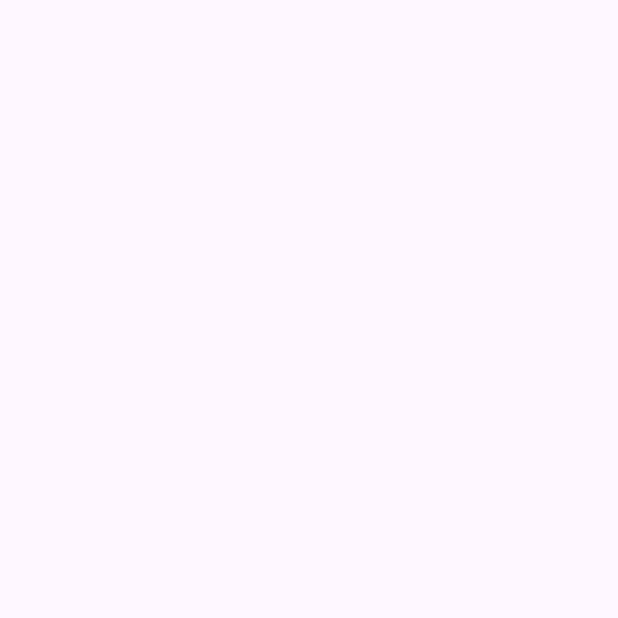
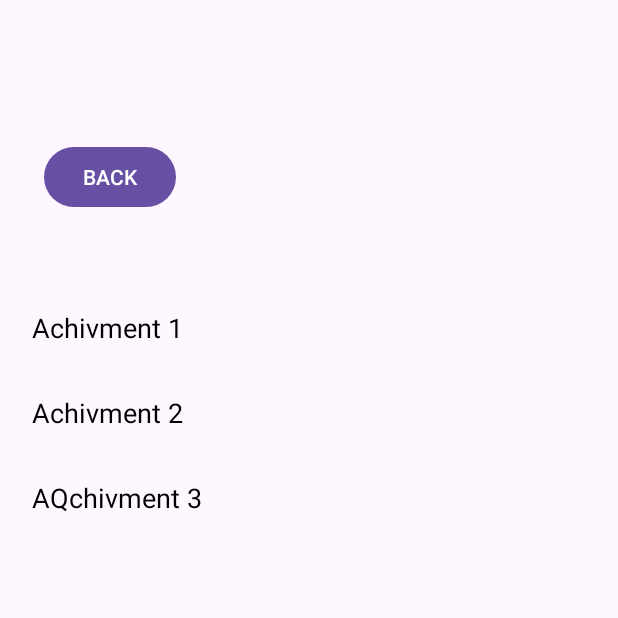
Before and after one commit to silvermk1/DAM_G1_Aplication, an Android app: the AchivListActivity screen opened directly, with no data from a screen before it, on a phone screen of 412 x 824 dp, the top half of it. Before the commit the part shown is empty. Run offline under Robolectric (Android 15) with nearby library versions, the phone set to English and light mode, and no system bars.

Commit message:
TEnie acabada la lista de logros y lo estaba comunicando con el resto de las activity pero el pc se ha colgado y he perdido aprte del trabajo. Estoy enfadado.

```diff
--- /dev/null
+++ b/app/src/main/java/com/example/dam_g1_aplication/Mainclasses/AchievementAdapter.kt
@@ -0,0 +1,32 @@
+package com.example.dam_g1_aplication.Mainclasses
+
+import android.view.LayoutInflater
+import android.view.View
+import android.view.ViewGroup
+import android.widget.TextView
+import androidx.recyclerview.widget.RecyclerView
+import com.example.dam_g1_aplication.R
+
+class AchievementAdapter(private val achievements: List<String>) :
+    RecyclerView.Adapter<AchievementAdapter.AchievementViewHolder>() {
+
+    override fun onCreateViewHolder(parent: ViewGroup, viewType: Int): AchievementViewHolder {
+        val view = LayoutInflater.from(parent.context)
+            .inflate(R.layout.item_achiv, parent, false)
+        return AchievementViewHolder(view)
+    }
+
+    override fun onBindViewHolder(holder: AchievementViewHolder, position: Int) {
+        holder.bind(achievements[position])
+    }
+
+    override fun getItemCount() = achievements.size
+
+    class AchievementViewHolder(itemView: View) : RecyclerView.ViewHolder(itemView) {
+        private val achievementTextView: TextView = itemView.findViewById(R.id.achievementTextView)
+
+        fun bind(achievement: String) {
+            achievementTextView.text = achievement
+        }
+    }
+}
--- a/app/src/main/java/com/example/dam_g1_aplication/Mainclasses/AchivListActivity.kt
+++ b/app/src/main/java/com/example/dam_g1_aplication/Mainclasses/AchivListActivity.kt
@@ -1,10 +1,13 @@
 package com.example.dam_g1_aplication.Mainclasses
 
 import android.os.Bundle
+import android.widget.Button
 import androidx.activity.enableEdgeToEdge
 import androidx.appcompat.app.AppCompatActivity
 import androidx.core.view.ViewCompat
 import androidx.core.view.WindowInsetsCompat
+import androidx.recyclerview.widget.LinearLayoutManager
+import androidx.recyclerview.widget.RecyclerView
 import com.example.dam_g1_aplication.R
 
 class AchivListActivity : AppCompatActivity() {
@@ -12,10 +15,15 @@ class AchivListActivity : AppCompatActivity() {
         super.onCreate(savedInstanceState)
         enableEdgeToEdge()
         setContentView(R.layout.activity_achiv_list)
-        ViewCompat.setOnApplyWindowInsetsListener(findViewById(R.id.main)) { v, insets ->
-            val systemBars = insets.getInsets(WindowInsetsCompat.Type.systemBars())
-            v.setPadding(systemBars.left, systemBars.top, systemBars.right, systemBars.bottom)
-            insets
+        val achivments = listOf("Achivment 1","Achivment 2","AQchivment 3")
+        val rvAchiv = findViewById<RecyclerView>(R.id.rvAchivList)
+        rvAchiv.layoutManager = LinearLayoutManager(this);
+
+        val adapter = AchievementAdapter(achivments)
+        rvAchiv.adapter = adapter
+
+        findViewById<Button>(R.id.bBack).setOnClickListener {
+            finish()
         }
     }
 }
--- a/app/src/main/java/com/example/dam_g1_aplication/Mainclasses/CategoryActivity.kt
+++ b/app/src/main/java/com/example/dam_g1_aplication/Mainclasses/CategoryActivity.kt
@@ -36,7 +36,7 @@ class CategoryActivity : AppCompatActivity() {
 
             if (!favorites.contains(category)) {
                 favorites.add(category)
-                println("$category añadido a favoritos")
+                println("$category add to favorites")
             }
         }
         recyclerView.adapter = adapter
--- a/app/src/main/res/layout/activity_achiv_list.xml
+++ b/app/src/main/res/layout/activity_achiv_list.xml
@@ -8,4 +8,26 @@
     android:layout_height="match_parent"
     tools:context=".Mainclasses.AchivListActivity">
 
-  </androidx.constraintlayout.widget.ConstraintLayout>
+  <androidx.recyclerview.widget.RecyclerView
+      android:id="@+id/rvAchivList"
+      android:layout_width="401dp"
+      android:layout_height="621dp"
+      app:layout_constraintBottom_toBottomOf="parent"
+      app:layout_constraintEnd_toEndOf="parent"
+      app:layout_constraintStart_toStartOf="parent"
+      app:layout_constraintTop_toTopOf="parent"
+      app:layout_constraintVertical_bias="0.936" />
+
+  <Button
+      android:id="@+id/bBack"
+      android:layout_width="wrap_content"
+      android:layout_height="wrap_content"
+      android:layout_marginBottom="20dp"
+      android:text="BACK"
+      app:layout_constraintBottom_toTopOf="@+id/rvAchivList"
+      app:layout_constraintEnd_toEndOf="parent"
+      app:layout_constraintHorizontal_bias="0.09"
+      app:layout_constraintStart_toStartOf="parent"
+      app:layout_constraintTop_toTopOf="parent"
+      app:layout_constraintVertical_bias="0.771" />
+</androidx.constraintlayout.widget.ConstraintLayout>
--- a/app/src/main/res/layout/activity_home.xml
+++ b/app/src/main/res/layout/activity_home.xml
@@ -25,4 +25,10 @@
         app:layout_constraintEnd_toEndOf="parent"
         app:layout_constraintStart_toStartOf="parent"
         app:layout_constraintTop_toBottomOf="@+id/bVerLogros" />
+
+    <androidx.recyclerview.widget.RecyclerView
+        android:layout_width="409dp"
+        android:layout_height="534dp"
+        tools:layout_editor_absoluteX="1dp"
+        tools:layout_editor_absoluteY="2dp" />
 </androidx.constraintlayout.widget.ConstraintLayout>
--- /dev/null
+++ b/app/src/main/res/layout/item_achiv.xml
@@ -0,0 +1,15 @@
+<?xml version="1.0" encoding="utf-8"?>
+<LinearLayout xmlns:android="http://schemas.android.com/apk/res/android"
+    android:layout_width="match_parent"
+    android:layout_height="wrap_content"
+    android:orientation="vertical"
+    android:padding="16dp">
+
+    <TextView
+        android:id="@+id/achievementTextView"
+        android:layout_width="wrap_content"
+        android:layout_height="wrap_content"
+        android:textSize="18sp"
+        android:textColor="@android:color/black" />
+
+</LinearLayout>
--- /dev/null
+++ b/app/src/main/res/layout/item_home.xml
@@ -0,0 +1,6 @@
+<?xml version="1.0" encoding="utf-8"?>
+<androidx.constraintlayout.widget.ConstraintLayout xmlns:android="http://schemas.android.com/apk/res/android"
+    android:layout_width="match_parent"
+    android:layout_height="match_parent">
+
+</androidx.constraintlayout.widget.ConstraintLayout>
```
